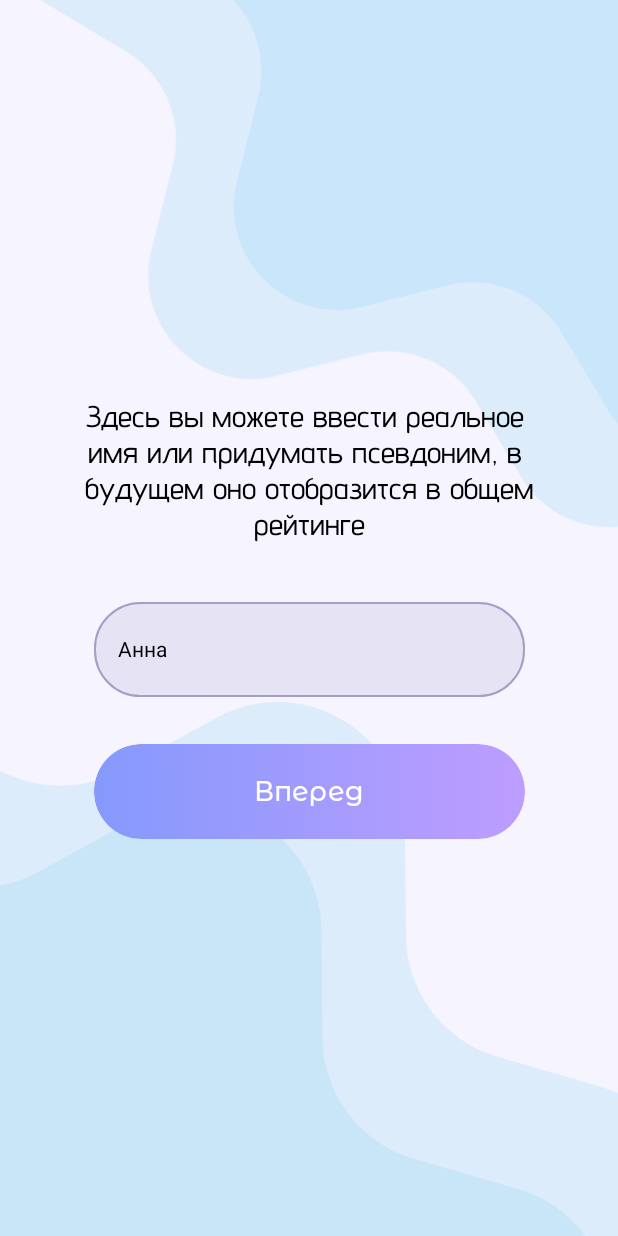
After one commit to Xen1usss/HeyDrink, an Android app built with Jetpack Compose: the @Preview function TakeName, on a phone screen of 412 x 824 dp. The commit adds this screen. Run offline under Robolectric (Android 15) with nearby library versions, the phone set to English and light mode, and no system bars.

Commit message:
create TakeName.kt

```diff
--- a/app/src/main/java/ks/heydrink/ui/navigation/Navigation.kt
+++ b/app/src/main/java/ks/heydrink/ui/navigation/Navigation.kt
@@ -7,14 +7,14 @@ import androidx.compose.ui.Modifier
 import androidx.navigation.compose.NavHost
 import androidx.navigation.compose.composable
 import androidx.navigation.compose.rememberNavController
-import ks.heydrink.ui.screens.HomeScreen
+import ks.heydrink.ui.onboarding.screens.Greeting
 import ks.heydrink.ui.screens.ProfileScreen
 import ks.heydrink.ui.screens.RatingScreen
 import ks.heydrink.ui.screens.ScienceScreen
 
 @Composable
 fun Navigation() {
-    val navController = rememberNavController() // navController-управление стеком и переходы
+    val navController = rememberNavController() // navController-управление стеком и переходами
 
     Scaffold(
         bottomBar = { NavigationBar(navController) }
@@ -24,7 +24,7 @@ fun Navigation() {
             startDestination = "science",
             modifier = Modifier.padding(padding)
         ) {
-            composable("home") { HomeScreen() }
+            composable("home") { Greeting() }
             composable("rating") { RatingScreen() }
             composable("science") { ScienceScreen() }
             composable("profile") { ProfileScreen() }
--- a/app/src/main/java/ks/heydrink/ui/onboarding/screens/Greeting.kt
+++ b/app/src/main/java/ks/heydrink/ui/onboarding/screens/Greeting.kt
@@ -28,7 +28,7 @@ import ks.heydrink.ui.theme.text
 fun Greeting() {
     Box(modifier = Modifier.fillMaxSize()) {
         Image(
-            painter = painterResource(R.drawable.background_gradient),
+            painter = painterResource(R.drawable.background_gradient_first),
             contentDescription = null,
             modifier = Modifier
                 .fillMaxSize(),
--- /dev/null
+++ b/app/src/main/java/ks/heydrink/ui/onboarding/screens/TakeName.kt
@@ -0,0 +1,111 @@
+package ks.heydrink.ui.onboarding.screens
+
+import androidx.compose.foundation.Image
+import androidx.compose.foundation.layout.Arrangement
+import androidx.compose.foundation.layout.Box
+import androidx.compose.foundation.layout.Column
+import androidx.compose.foundation.layout.fillMaxSize
+import androidx.compose.foundation.layout.fillMaxWidth
+import androidx.compose.foundation.layout.height
+import androidx.compose.foundation.layout.padding
+import androidx.compose.foundation.layout.width
+import androidx.compose.foundation.shape.RoundedCornerShape
+import androidx.compose.material3.OutlinedTextField
+import androidx.compose.material3.OutlinedTextFieldDefaults
+import androidx.compose.material3.Text
+import androidx.compose.runtime.Composable
+import androidx.compose.runtime.getValue
+import androidx.compose.runtime.mutableStateOf
+import androidx.compose.runtime.remember
+import androidx.compose.runtime.setValue
+import androidx.compose.ui.Alignment
+import androidx.compose.ui.Modifier
+import androidx.compose.ui.graphics.Color
+import androidx.compose.ui.layout.ContentScale
+import androidx.compose.ui.res.painterResource
+import androidx.compose.ui.text.TextStyle
+import androidx.compose.ui.text.font.FontWeight
+import androidx.compose.ui.text.style.TextAlign
+import androidx.compose.ui.tooling.preview.Preview
+import androidx.compose.ui.unit.dp
+import androidx.compose.ui.unit.sp
+import ks.heydrink.R
+import ks.heydrink.ui.onboarding.components.OnboardingButton
+import ks.heydrink.ui.theme.AdventPro
+
+@Preview
+@Composable
+fun TakeName() {
+    Box(modifier = Modifier.fillMaxSize()) {
+        var text by remember { mutableStateOf("Анна") }
+        Image(
+            painter = painterResource(R.drawable.background_gradient_first),
+            contentDescription = null,
+            modifier = Modifier
+                .fillMaxSize(),
+            contentScale = ContentScale.Crop
+        )
+        Column(
+            modifier = Modifier
+                .fillMaxSize(),
+            horizontalAlignment = Alignment.CenterHorizontally,
+            verticalArrangement = Arrangement.Center
+        ) {
+            Text(
+                text = "Здесь вы можете ввести реальное \n" +
+                        "имя или придумать псевдоним, в \n" +
+                        "будущем оно отобразится в общем " +
+                        "рейтинге\n",
+                fontSize = 20.sp,
+                fontWeight = FontWeight.Medium,
+                fontFamily = AdventPro,
+                textAlign = TextAlign.Center,
+                modifier = Modifier
+                    .padding(horizontal = 24.dp)
+            )
+            SimpleInput(
+                value = text,
+                onValueChange = { text = it },
+                modifier = Modifier.padding(16.dp)
+            )
+            OnboardingButton(
+                text = "Вперед",
+                onClick = { },
+                modifier = Modifier
+                    .padding(top = 15.dp)
+            )
+        }
+    }
+}
+
+@Composable
+fun SimpleInput(
+    modifier: Modifier = Modifier,
+    value: String,
+    onValueChange: (String) -> Unit
+) {
+    val color = Color(0xFFA3A0C7)
+
+    OutlinedTextField(
+        value = value, // то что введет пользователь
+        onValueChange = onValueChange, // колбэк при изменении текста
+        placeholder = { Text("Ваше имя", color = color.copy(alpha = 0.7f)) }, // текст-подсказка
+        textStyle = TextStyle(color = Color.Black), // стиль вводимого текста
+        colors = OutlinedTextFieldDefaults.colors( // цвета компонентов
+            focusedBorderColor = color, // цвет рамки в фокусе
+            unfocusedBorderColor = color, // цвет рамки не в фокусе
+            focusedContainerColor = color.copy(alpha = 0.2f), // цвет фона поля в фокусе
+            unfocusedContainerColor = color.copy(alpha = 0.2f), // цвет фона поля не в фокусе
+            cursorColor = Color.Black, // цвет мигающего курсора
+            focusedTextColor = Color.Black, // цвет текста когда поле в фокусе
+            unfocusedTextColor = Color.Black, // цвет текста когда поле не в фокусе
+            focusedPlaceholderColor = color.copy(alpha = 0.7f), // цвет подсказки когда поле в фокусе
+            unfocusedPlaceholderColor = color.copy(alpha = 0.7f),
+        ),
+        shape = RoundedCornerShape(31.dp),
+        modifier = modifier
+            .width(287.dp)
+            .height(63.dp),
+        singleLine = true
+    )
+}
```
Also changed, not shown: app/src/main/res/drawable/background_gradient_first.png (renamed from app/src/main/res/drawable/background_gradient.png).
